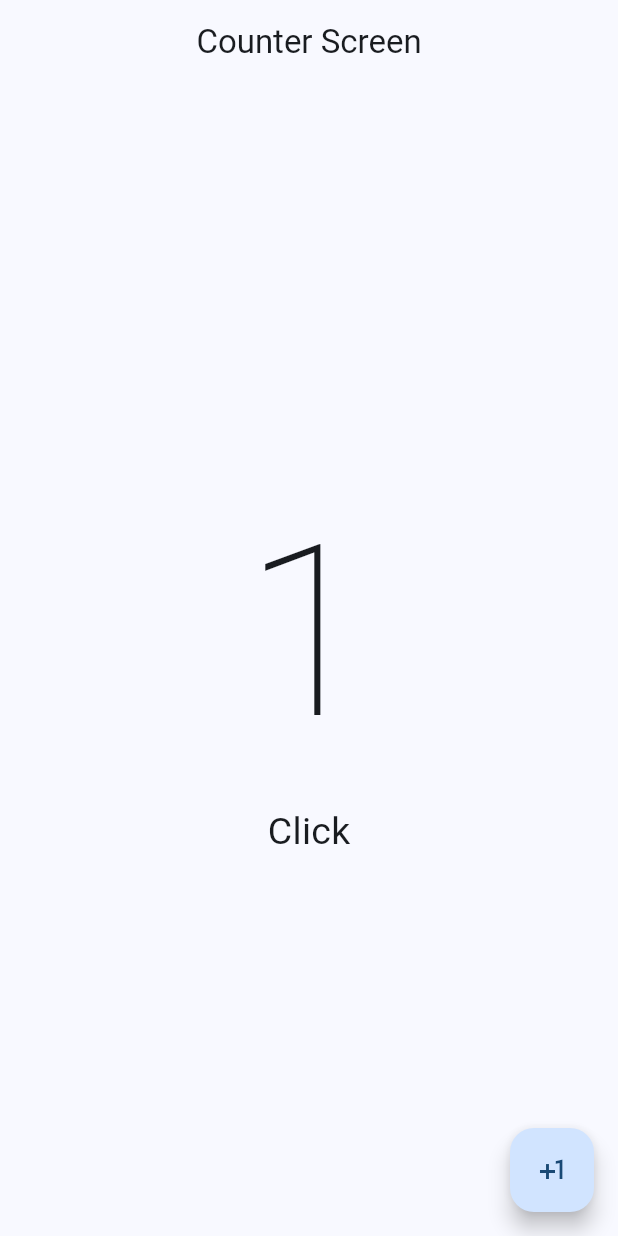
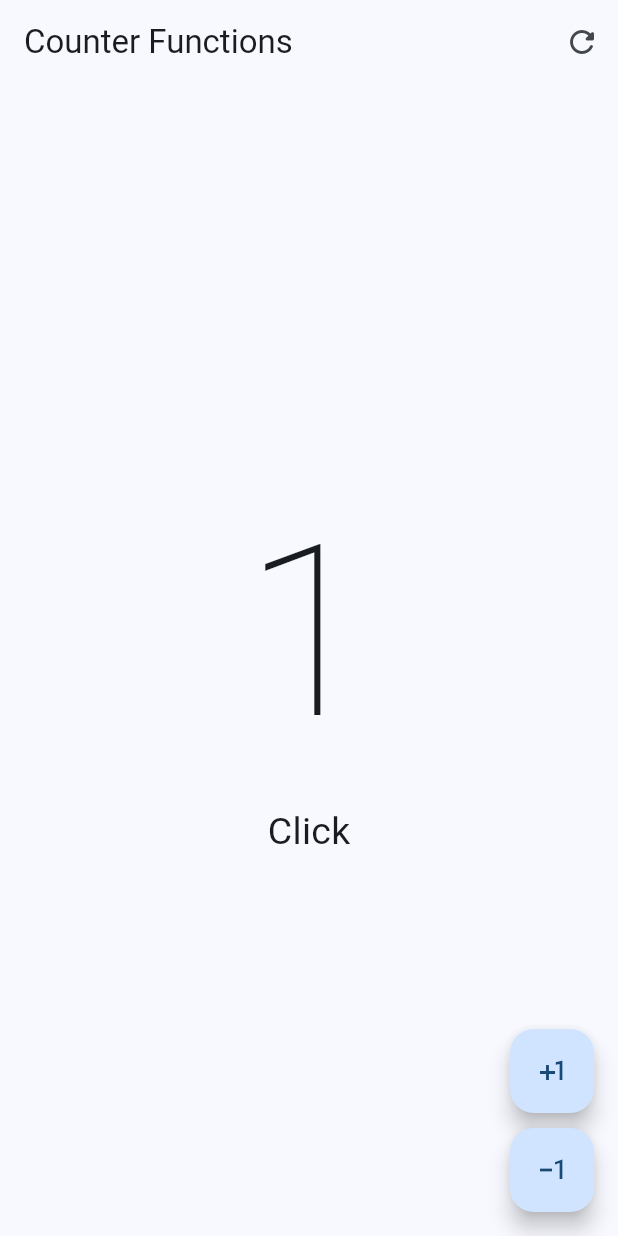
Before and after one commit to AAGuedes/flutter-primeros-pasos, a Flutter app: the screen it shows after launch, after a tap on the "plus one" icon, on a phone screen of 412 x 824 dp. Run offline on Flutter 3.47's test engine with Material 2 defaults, Android fonts, the phone set to English and light mode, and no system bars.

Commit message:
AppBar y Acciones

```diff
--- a/lib/main.dart
+++ b/lib/main.dart
@@ -1,5 +1,5 @@
 import 'package:flutter/material.dart';
-import 'package:hello_world_app/presentation/screens/counter/counter_screen.dart';
+import 'package:hello_world_app/presentation/screens/counter/counter_functions_screen.dart';
 
 void main() {
   runApp(const MyApp());
@@ -17,7 +17,7 @@ class MyApp extends StatelessWidget {
         useMaterial3: true,
         colorSchemeSeed: Colors.blue
       ),
-      home: const CounterScreen()
+      home: const CounterFunctionsScreen()
     );
   }
 }
--- /dev/null
+++ b/lib/presentation/screens/counter/counter_functions_screen.dart
@@ -0,0 +1,68 @@
+import 'package:flutter/material.dart';
+
+class CounterFunctionsScreen extends StatefulWidget {
+  const CounterFunctionsScreen({super.key});
+
+  @override
+  State<CounterFunctionsScreen> createState() => _CounterFunctionsScreenState();
+}
+
+class _CounterFunctionsScreenState extends State<CounterFunctionsScreen> {
+  int clickCounter = 0;
+  @override
+  Widget build(BuildContext context) {
+    return Scaffold(
+      appBar: AppBar(
+        title: const Text('Counter Functions'),
+        actions: [
+          IconButton(
+            icon: const Icon(Icons.refresh_rounded),
+            onPressed: () {
+              setState(() {
+                clickCounter = 0;
+              });
+            },
+          ),
+        ],
+      ),
+      body: Center(
+        child: Column(
+          mainAxisAlignment: MainAxisAlignment.center,
+          children: [
+            Text(
+              '$clickCounter',
+              style:
+                  const TextStyle(fontSize: 160, fontWeight: FontWeight.w100),
+            ),
+            Text(
+              (clickCounter == 1) ? 'Click' : 'Clicks',
+              style: const TextStyle(fontSize: 25),
+            )
+          ],
+        ),
+      ),
+      floatingActionButton: Column(
+        mainAxisAlignment: MainAxisAlignment.end,
+        children: [
+          FloatingActionButton(
+            onPressed: () {
+              setState(() {
+                clickCounter++;
+              });
+            },
+            child: const Icon(Icons.plus_one),
+          ),
+          const SizedBox(height: 10),
+          FloatingActionButton(
+            onPressed: () {
+              setState(() {
+                clickCounter--;
+              });
+            },
+            child: const Icon(Icons.exposure_minus_1),
+          ),
+        ],
+      )
+    );
+  }
+}
```
